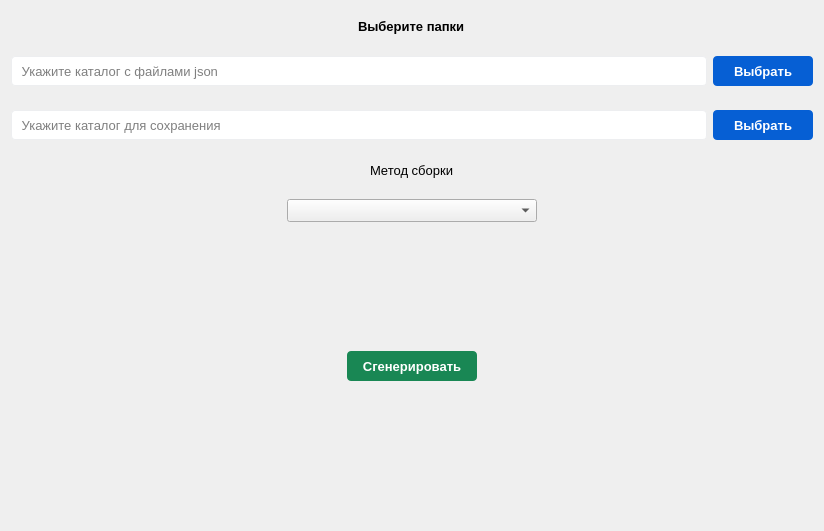
The window that pages/admin/structure/UI_window.ui (Gatalist/qt_application) describes before a commit, drawn with Qt 5.
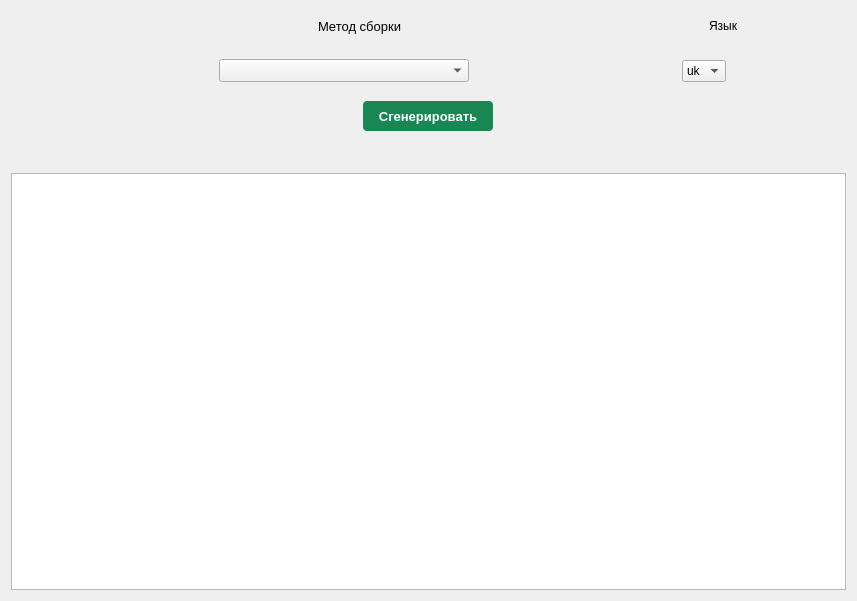
The same window after the commit. Icons and pictures are not drawn.

What changed in the file:
```diff
--- a/pages/admin/structure/UI_window.ui
+++ b/pages/admin/structure/UI_window.ui
@@ -6,487 +6,15 @@
    <rect>
     <x>0</x>
     <y>0</y>
-    <width>824</width>
-    <height>531</height>
+    <width>857</width>
+    <height>601</height>
    </rect>
   </property>
   <property name="windowTitle">
    <string>Form</string>
   </property>
-  <layout class="QGridLayout" name="gridLayout">
-   <item row="0" column="0">
-    <widget class="QWidget" name="widget_5" native="true">
-     <property name="minimumSize">
-      <size>
-       <width>300</width>
-       <height>30</height>
-      </size>
-     </property>
-     <property name="maximumSize">
-      <size>
-       <width>16777215</width>
-       <height>30</height>
-      </size>
-     </property>
-     <layout class="QHBoxLayout" name="horizontalLayout">
-      <property name="spacing">
-       <number>0</number>
-      </property>
-      <property name="leftMargin">
-       <number>0</number>
-      </property>
-      <property name="topMargin">
-       <number>0</number>
-      </property>
-      <property name="rightMargin">
-       <number>0</number>
-      </property>
-      <property name="bottomMargin">
-       <number>0</number>
-      </property>
-      <item>
-       <spacer name="horizontalSpacer_14">
-        <property name="orientation">
-         <enum>Qt::Horizontal</enum>
-        </property>
-        <property name="sizeHint" stdset="0">
-         <size>
-          <width>362</width>
-          <height>27</height>
-         </size>
-        </property>
-       </spacer>
-      </item>
-      <item>
-       <widget class="QLabel" name="label_2">
-        <property name="font">
-         <font>
-          <family>Arial</family>
-          <pointsize>10</pointsize>
-          <weight>75</weight>
-          <bold>true</bold>
-         </font>
-        </property>
-        <property name="text">
-         <string>Выберите папки</string>
-        </property>
-       </widget>
-      </item>
-      <item>
-       <spacer name="horizontalSpacer_13">
-        <property name="orientation">
-         <enum>Qt::Horizontal</enum>
-        </property>
-        <property name="sizeHint" stdset="0">
-         <size>
-          <width>362</width>
-          <height>27</height>
-         </size>
-        </property>
-       </spacer>
-      </item>
-     </layout>
-    </widget>
-   </item>
-   <item row="1" column="0">
-    <widget class="QWidget" name="widget_12" native="true">
-     <property name="minimumSize">
-      <size>
-       <width>400</width>
-       <height>0</height>
-      </size>
-     </property>
-     <layout class="QHBoxLayout" name="horizontalLayout_2">
-      <property name="leftMargin">
-       <number>0</number>
-      </property>
-      <property name="rightMargin">
-       <number>0</number>
-      </property>
-      <item>
-       <widget class="QWidget" name="widget_13" native="true">
-        <layout class="QVBoxLayout" name="verticalLayout_2">
-         <property name="spacing">
-          <number>0</number>
-         </property>
-         <property name="leftMargin">
-          <number>0</number>
-         </property>
-         <property name="topMargin">
-          <number>0</number>
-         </property>
-         <property name="rightMargin">
-          <number>0</number>
-         </property>
-         <property name="bottomMargin">
-          <number>0</number>
-         </property>
-         <item>
-          <widget class="QLineEdit" name="line_open">
-           <property name="enabled">
-            <bool>true</bool>
-           </property>
-           <property name="minimumSize">
-            <size>
-             <width>250</width>
-             <height>30</height>
-            </size>
-           </property>
-           <property name="maximumSize">
-            <size>
-             <width>1500</width>
-             <height>30</height>
-            </size>
-           </property>
-           <property name="font">
-            <font>
-             <family>Arial</family>
-             <pointsize>10</pointsize>
-             <weight>50</weight>
-             <italic>false</italic>
-             <bold>false</bold>
-             <underline>false</underline>
-             <strikeout>false</strikeout>
-             <stylestrategy>PreferDefault</stylestrategy>
-             <kerning>true</kerning>
-            </font>
-           </property>
-           <property name="focusPolicy">
-            <enum>Qt::StrongFocus</enum>
-           </property>
-           <property name="acceptDrops">
-            <bool>true</bool>
-           </property>
-           <property name="layoutDirection">
-            <enum>Qt::LeftToRight</enum>
-           </property>
-           <property name="styleSheet">
-            <string notr="true">border: 1px solid #edeef0;
-padding-left: 4px;
-border-radius: 4px;</string>
-           </property>
-           <property name="text">
-            <string/>
-           </property>
-           <property name="maxLength">
-            <number>100</number>
-           </property>
-           <property name="frame">
-            <bool>true</bool>
-           </property>
-           <property name="echoMode">
-            <enum>QLineEdit::Normal</enum>
-           </property>
-           <property name="cursorPosition">
-            <number>0</number>
-           </property>
-           <property name="alignment">
-            <set>Qt::AlignLeading|Qt::AlignLeft|Qt::AlignVCenter</set>
-           </property>
-           <property name="dragEnabled">
-            <bool>false</bool>
-           </property>
-           <property name="placeholderText">
-            <string> Укажите каталог с файлами json</string>
-           </property>
-           <property name="cursorMoveStyle">
-            <enum>Qt::LogicalMoveStyle</enum>
-           </property>
-           <property name="clearButtonEnabled">
-            <bool>false</bool>
-           </property>
-          </widget>
-         </item>
-        </layout>
-       </widget>
-      </item>
-      <item>
-       <widget class="QWidget" name="widget_14" native="true">
-        <layout class="QVBoxLayout" name="verticalLayout_3">
-         <property name="spacing">
-          <number>0</number>
-         </property>
-         <property name="leftMargin">
-          <number>0</number>
-         </property>
-         <property name="topMargin">
-          <number>0</number>
-         </property>
-         <property name="rightMargin">
-          <number>0</number>
-         </property>
-         <property name="bottomMargin">
-          <number>0</number>
-         </property>
-         <item>
-          <widget class="QPushButton" name="btn_open_folder">
-           <property name="enabled">
-            <bool>true</bool>
-           </property>
-           <property name="minimumSize">
-            <size>
-             <width>100</width>
-             <height>30</height>
-            </size>
-           </property>
-           <property name="maximumSize">
-            <size>
-             <width>100</width>
-             <height>30</height>
-            </size>
-           </property>
-           <property name="font">
-            <font>
-             <family>Arial</family>
-             <pointsize>10</pointsize>
-             <weight>75</weight>
-             <bold>true</bold>
-            </font>
-           </property>
-           <property name="styleSheet">
-            <string notr="true">#btn_open_folder {
-	background-color:#065fd4;
-    color: #fff;
-    border-radius:4px;
-}
-
-#btn_open_folder:hover {
-    color: #fff;
-	background-color:#002ead;
-	box-shadow: 0px 0px 2px 2px rgb(0,0,0);
-	transition: 0.7s;
-}
-
-#btn_open_folder:pressed {
-	border: 4px solid #065fd4;
-}
-
-</string>
-           </property>
-           <property name="text">
-            <string>Выбрать</string>
-           </property>
-           <property name="icon">
-            <iconset resource="../../../source/resource.qrc">
-             <normaloff>:/icons/icons/folder_open_w.svg</normaloff>:/icons/icons/folder_open_w.svg</iconset>
-           </property>
-           <property name="iconSize">
-            <size>
-             <width>18</width>
-             <height>18</height>
-            </size>
-           </property>
-           <property name="flat">
-            <bool>false</bool>
-           </property>
-          </widget>
-         </item>
-        </layout>
-       </widget>
-      </item>
-     </layout>
-    </widget>
-   </item>
-   <item row="2" column="0">
-    <widget class="QWidget" name="widget_15" native="true">
-     <property name="minimumSize">
-      <size>
-       <width>400</width>
-       <height>0</height>
-      </size>
-     </property>
-     <layout class="QHBoxLayout" name="horizontalLayout_8">
-      <property name="leftMargin">
-       <number>0</number>
-      </property>
-      <property name="rightMargin">
-       <number>0</number>
-      </property>
-      <item>
-       <widget class="QWidget" name="widget_16" native="true">
-        <layout class="QVBoxLayout" name="verticalLayout_4">
-         <property name="spacing">
-          <number>0</number>
-         </property>
-         <property name="leftMargin">
-          <number>0</number>
-         </property>
-         <property name="topMargin">
-          <number>0</number>
-         </property>
-         <property name="rightMargin">
-          <number>0</number>
-         </property>
-         <property name="bottomMargin">
-          <number>0</number>
-         </property>
-         <item>
-          <widget class="QLineEdit" name="line_save">
-           <property name="enabled">
-            <bool>true</bool>
-           </property>
-           <property name="minimumSize">
-            <size>
-             <width>250</width>
-             <height>30</height>
-            </size>
-           </property>
-           <property name="maximumSize">
-            <size>
-             <width>1500</width>
-             <height>30</height>
-            </size>
-           </property>
-           <property name="font">
-            <font>
-             <family>Arial</family>
-             <pointsize>10</pointsize>
-             <weight>50</weight>
-             <italic>false</italic>
-             <bold>false</bold>
-             <underline>false</underline>
-             <strikeout>false</strikeout>
-             <stylestrategy>PreferDefault</stylestrategy>
-             <kerning>true</kerning>
-            </font>
-           </property>
-           <property name="focusPolicy">
-            <enum>Qt::StrongFocus</enum>
-           </property>
-           <property name="acceptDrops">
-            <bool>true</bool>
-           </property>
-           <property name="layoutDirection">
-            <enum>Qt::LeftToRight</enum>
-           </property>
-           <property name="styleSheet">
-            <string notr="true">border: 1px solid #edeef0;
-padding-left: 4px;
-border-radius: 4px;</string>
-           </property>
-           <property name="text">
-            <string/>
-           </property>
-           <property name="maxLength">
-            <number>100</number>
-           </property>
-           <property name="frame">
-            <bool>true</bool>
-           </property>
-           <property name="echoMode">
-            <enum>QLineEdit::Normal</enum>
-           </property>
-           <property name="cursorPosition">
-            <number>0</number>
-           </property>
-           <property name="alignment">
-            <set>Qt::AlignLeading|Qt::AlignLeft|Qt::AlignVCenter</set>
-           </property>
-           <property name="dragEnabled">
-            <bool>false</bool>
-           </property>
-           <property name="placeholderText">
-            <string> Укажите каталог для сохранения</string>
-           </property>
-           <property name="cursorMoveStyle">
-            <enum>Qt::LogicalMoveStyle</enum>
-           </property>
-           <property name="clearButtonEnabled">
-            <bool>false</bool>
-           </property>
-          </widget>
-         </item>
-        </layout>
-       </widget>
-      </item>
-      <item>
-       <widget class="QWidget" name="widget_17" native="true">
-        <layout class="QVBoxLayout" name="verticalLayout_5">
-         <property name="spacing">
-          <number>0</number>
-         </property>
-         <property name="leftMargin">
-          <number>0</number>
-         </property>
-         <property name="topMargin">
-          <number>0</number>
-         </property>
-         <property name="rightMargin">
-          <number>0</number>
-         </property>
-         <property name="bottomMargin">
-          <number>0</number>
-         </property>
-         <item>
-          <widget class="QPushButton" name="btn_save_folder">
-           <property name="enabled">
-            <bool>true</bool>
-           </property>
-           <property name="minimumSize">
-            <size>
-             <width>100</width>
-             <height>30</height>
-            </size>
-           </property>
-           <property name="maximumSize">
-            <size>
-             <width>100</width>
-             <height>30</height>
-            </size>
-           </property>
-           <property name="font">
-            <font>
-             <family>Arial</family>
-             <pointsize>10</pointsize>
-             <weight>75</weight>
-             <bold>true</bold>
-            </font>
-           </property>
-           <property name="styleSheet">
-            <string notr="true">#btn_save_folder {
-	background-color:#065fd4;
-    color: #fff;
-    border-radius:4px;
-}
-
-#btn_save_folder:hover {
-    color: #fff;
-	background-color:#002ead;
-	box-shadow: 0px 0px 2px 2px rgb(0,0,0);
-	transition: 0.7s;
-}
-
-#btn_save_folder:pressed {
-	border: 4px solid #065fd4;
-}
-
-</string>
-           </property>
-           <property name="text">
-            <string>Выбрать</string>
-           </property>
-           <property name="icon">
-            <iconset resource="../../../source/resource.qrc">
-             <normaloff>:/icons/icons/folder_open_w.svg</normaloff>:/icons/icons/folder_open_w.svg</iconset>
-           </property>
-           <property name="iconSize">
-            <size>
-             <width>18</width>
-             <height>18</height>
-            </size>
-           </property>
-           <property name="flat">
-            <bool>false</bool>
-           </property>
-          </widget>
-         </item>
-        </layout>
-       </widget>
-      </item>
-     </layout>
-    </widget>
-   </item>
-   <item row="3" column="0">
+  <layout class="QVBoxLayout" name="verticalLayout">
+   <item>
     <widget class="QWidget" name="widget_6" native="true">
      <property name="minimumSize">
       <size>
@@ -523,8 +51,8 @@
         </property>
         <property name="sizeHint" stdset="0">
          <size>
-          <width>397</width>
-          <height>27</height>
+          <width>500</width>
+          <height>30</height>
          </size>
         </property>
        </spacer>
@@ -549,8 +77,28 @@
         </property>
         <property name="sizeHint" stdset="0">
          <size>
-          <width>397</width>
-          <height>27</height>
+          <width>500</width>
+          <height>30</height>
+         </size>
+        </property>
+       </spacer>
+      </item>
+      <item>
+       <widget class="QLabel" name="label_2">
+        <property name="text">
+         <string>Язык</string>
+        </property>
+       </widget>
+      </item>
+      <item>
+       <spacer name="horizontalSpacer_4">
+        <property name="orientation">
+         <enum>Qt::Horizontal</enum>
+        </property>
+        <property name="sizeHint" stdset="0">
+         <size>
+          <width>300</width>
+          <height>20</height>
          </size>
         </property>
        </spacer>
@@ -558,36 +106,21 @@
      </layout>
     </widget>
    </item>
-   <item row="4" column="0">
-    <widget class="QWidget" name="widget_4" native="true">
+   <item>
+    <widget class="QWidget" name="widget_12" native="true">
      <property name="minimumSize">
       <size>
        <width>400</width>
-       <height>40</height>
+       <height>0</height>
       </size>
      </property>
-     <property name="maximumSize">
-      <size>
-       <width>16777215</width>
-       <height>40</height>
-      </size>
-     </property>
-     <layout class="QHBoxLayout" name="horizontalLayout_4">
-      <property name="spacing">
-       <number>0</number>
-      </property>
+     <layout class="QHBoxLayout" name="horizontalLayout_2">
       <property name="leftMargin">
        <number>0</number>
       </property>
-      <property name="topMargin">
-       <number>0</number>
-      </property>
       <property name="rightMargin">
        <number>0</number>
       </property>
-      <property name="bottomMargin">
-       <number>0</number>
-      </property>
       <item>
        <spacer name="horizontalSpacer_10">
         <property name="orientation">
@@ -595,14 +128,14 @@
         </property>
         <property name="sizeHint" stdset="0">
          <size>
-          <width>303</width>
-          <height>27</height>
+          <width>500</width>
+          <height>30</height>
          </size>
         </property>
        </spacer>
       </item>
       <item>
-       <widget class="QComboBox" name="comboBox">
+       <widget class="QComboBox" name="comboBoxMethod">
         <property name="minimumSize">
          <size>
           <width>250</width>
@@ -630,78 +163,85 @@
         </property>
         <property name="sizeHint" stdset="0">
          <size>
-          <width>303</width>
-          <height>27</height>
+          <width>500</width>
+          <height>30</height>
          </size>
         </property>
        </spacer>
       </item>
-     </layout>
-    </widget>
-   </item>
-   <item row="5" column="0">
-    <widget class="QWidget" name="widget_11" native="true">
-     <layout class="QHBoxLayout" name="horizontalLayout_9">
       <item>
-       <spacer name="horizontalSpacer_27">
+       <widget class="QComboBox" name="comboBoxLang">
+        <item>
+         <property name="text">
+          <string>uk</string>
+         </property>
+        </item>
+        <item>
+         <property name="text">
+          <string>ru</string>
+         </property>
+        </item>
+       </widget>
+      </item>
+      <item>
+       <spacer name="horizontalSpacer_23">
         <property name="orientation">
          <enum>Qt::Horizontal</enum>
         </property>
         <property name="sizeHint" stdset="0">
          <size>
-          <width>240</width>
-          <height>27</height>
+          <width>400</width>
+          <height>30</height>
          </size>
         </property>
        </spacer>
       </item>
       <item>
-       <widget class="QLabel" name="label">
-        <property name="sizePolicy">
-         <sizepolicy hsizetype="Expanding" vsizetype="Expanding">
-          <horstretch>0</horstretch>
-          <verstretch>0</verstretch>
-         </sizepolicy>
-        </property>
-        <property name="minimumSize">
-         <size>
-          <width>300</width>
-          <height>0</height>
-         </size>
-        </property>
-        <property name="font">
-         <font>
-          <family>Arial</family>
-          <pointsize>10</pointsize>
-          <weight>50</weight>
-          <bold>false</bold>
-         </font>
-        </property>
-        <property name="text">
-         <string/>
-        </property>
-        <property name="alignment">
-         <set>Qt::AlignCenter</set>
-        </property>
+       <widget class="QWidget" name="widget_13" native="true">
+        <layout class="QVBoxLayout" name="verticalLayout_2">
+         <property name="spacing">
+          <number>0</number>
+         </property>
+         <property name="leftMargin">
+          <number>0</number>
+         </property>
+         <property name="topMargin">
+          <number>0</number>
+         </property>
+         <property name="rightMargin">
+          <number>0</number>
+         </property>
+         <property name="bottomMargin">
+          <number>0</number>
+         </property>
+        </layout>
        </widget>
       </item>
       <item>
-       <spacer name="horizontalSpacer_28">
-        <property name="orientation">
-         <enum>Qt::Horizontal</enum>
-        </property>
-        <property name="sizeHint" stdset="0">
-         <size>
-          <width>230</width>
-          <height>27</height>
-         </size>
-        </property>
-       </spacer>
+       <widget class="QWidget" name="widget_14" native="true">
+        <layout class="QVBoxLayout" name="verticalLayout_3">
+         <property name="spacing">
+          <number>0</number>
+         </property>
+         <property name="leftMargin">
+          <number>0</number>
+         </property>
+         <property name="topMargin">
+          <number>0</number>
+         </property>
+         <property name="rightMargin">
+          <number>0</number>
+         </property>
+         <property name="bottomMargin">
+          <number>0</number>
+         </property>
+        </layout>
+       </widget>
       </item>
      </layout>
     </widget>
    </item>
-   <item row="6" column="0">
+   <item>
     <widget class="QWidget" name="widget_3" native="true">
      <property name="minimumSize">
       <size>
@@ -738,8 +278,8 @@
         </property>
         <property name="sizeHint" stdset="0">
          <size>
-          <width>378</width>
-          <height>28</height>
+          <width>500</width>
+          <height>30</height>
          </size>
         </property>
        </spacer>
@@ -799,8 +339,8 @@
         </property>
         <property name="sizeHint" stdset="0">
          <size>
-          <width>378</width>
-          <height>27</height>
+          <width>500</width>
+          <height>30</height>
          </size>
         </property>
        </spacer>
@@ -808,61 +348,73 @@
      </layout>
     </widget>
    </item>
-   <item row="7" column="0">
-    <widget class="QWidget" name="widget_9" native="true">
-     <layout class="QHBoxLayout" name="horizontalLayout_7">
+   <item>
+    <widget class="QWidget" name="widget_5" native="true">
+     <property name="minimumSize">
+      <size>
+       <width>300</width>
+       <height>30</height>
+      </size>
+     </property>
+     <property name="maximumSize">
+      <size>
+       <width>16777215</width>
+       <height>30</height>
+      </size>
+     </property>
+     <layout class="QHBoxLayout" name="horizontalLayout">
+      <property name="spacing">
+       <number>0</number>
+      </property>
+      <property name="leftMargin">
+       <number>0</number>
+      </property>
+      <property name="topMargin">
+       <number>0</number>
+      </property>
+      <property name="rightMargin">
+       <number>0</number>
+      </property>
+      <property name="bottomMargin">
+       <number>0</number>
+      </property>
       <item>
-       <spacer name="horizontalSpacer_25">
+       <spacer name="horizontalSpacer_14">
         <property name="orientation">
          <enum>Qt::Horizontal</enum>
         </property>
         <property name="sizeHint" stdset="0">
          <size>
-          <width>240</width>
-          <height>27</height>
+          <width>500</width>
+          <height>30</height>
          </size>
         </property>
        </spacer>
       </item>
       <item>
-       <widget class="QLabel" name="label_result">
-        <property name="sizePolicy">
-         <sizepolicy hsizetype="Expanding" vsizetype="Expanding">
-          <horstretch>0</horstretch>
-          <verstretch>0</verstretch>
-         </sizepolicy>
-        </property>
-        <property name="minimumSize">
-         <size>
-          <width>300</width>
-          <height>0</height>
-         </size>
-        </property>
+       <widget class="QLabel" name="message">
         <property name="font">
          <font>
           <family>Arial</family>
           <pointsize>10</pointsize>
-          <weight>50</weight>
-          <bold>false</bold>
+          <weight>75</weight>
+          <bold>true</bold>
          </font>
         </property>
         <property name="text">
          <string/>
         </property>
-        <property name="alignment">
-         <set>Qt::AlignCenter</set>
-        </property>
        </widget>
       </item>
       <item>
-       <spacer name="horizontalSpacer_24">
+       <spacer name="horizontalSpacer_13">
         <property name="orientation">
          <enum>Qt::Horizontal</enum>
         </property>
         <property name="sizeHint" stdset="0">
          <size>
-          <width>230</width>
-          <height>27</height>
+          <width>500</width>
+          <height>30</height>
          </size>
         </property>
        </spacer>
@@ -870,21 +422,8 @@
      </layout>
     </widget>
    </item>
-   <item row="8" column="0">
-    <widget class="QWidget" name="widget_10" native="true">
-     <property name="minimumSize">
-      <size>
-       <width>0</width>
-       <height>20</height>
-      </size>
-     </property>
-     <property name="maximumSize">
-      <size>
-       <width>16777215</width>
-       <height>20</height>
-      </size>
-     </property>
-    </widget>
+   <item>
+    <widget class="QTableWidget" name="tableWidget"/>
    </item>
   </layout>
  </widget>
```
